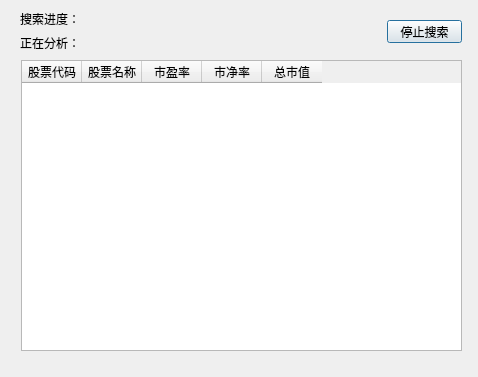
First picture: the form in QtDesign/SearchResult.ui, repository victor647/QuantumStockTrade, before the edit.
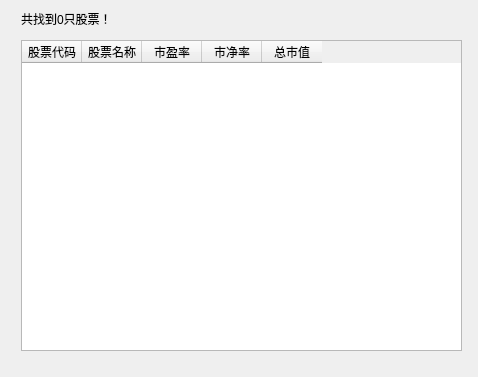
Second picture: the form after the edit.

Diff of the .ui file:
```diff
--- a/QtDesign/SearchResult.ui
+++ b/QtDesign/SearchResult.ui
@@ -17,9 +17,9 @@
    <property name="geometry">
     <rect>
      <x>21</x>
-     <y>60</y>
+     <y>40</y>
      <width>441</width>
-     <height>291</height>
+     <height>311</height>
     </rect>
    </property>
    <property name="font">
@@ -60,13 +60,13 @@
     </property>
    </column>
   </widget>
-  <widget class="QPushButton" name="btnStopSearching">
+  <widget class="QLabel" name="lblTotalStockFound">
    <property name="geometry">
     <rect>
-     <x>387</x>
-     <y>20</y>
-     <width>75</width>
-     <height>23</height>
+     <x>21</x>
+     <y>11</y>
+     <width>181</width>
+     <height>16</height>
     </rect>
    </property>
    <property name="font">
@@ -76,53 +76,9 @@
     </font>
    </property>
    <property name="text">
-    <string>停止搜索</string>
+    <string>共找到0只股票！</string>
    </property>
   </widget>
-  <widget class="QWidget" name="layoutWidget">
-   <property name="geometry">
-    <rect>
-     <x>20</x>
-     <y>10</y>
-     <width>301</width>
-     <height>41</height>
-    </rect>
-   </property>
-   <property name="font">
-    <font>
-     <family>Microsoft YaHei UI</family>
-     <pointsize>9</pointsize>
-    </font>
-   </property>
-   <layout class="QVBoxLayout" name="verticalLayout">
-    <item>
-     <widget class="QLabel" name="lblSearchProgress">
-      <property name="font">
-       <font>
-        <family>Microsoft YaHei UI</family>
-        <pointsize>9</pointsize>
-       </font>
-      </property>
-      <property name="text">
-       <string>搜索进度：</string>
-      </property>
-     </widget>
-    </item>
-    <item>
-     <widget class="QLabel" name="lblCurrentAnalyzing">
-      <property name="font">
-       <font>
-        <family>Microsoft YaHei UI</family>
-        <pointsize>9</pointsize>
-       </font>
-      </property>
-      <property name="text">
-       <string>正在分析：</string>
-      </property>
-     </widget>
-    </item>
-   </layout>
-  </widget>
  </widget>
  <resources/>
  <connections>
```
Left out of the diff: 16 changed lines with no effect on the pictures.
